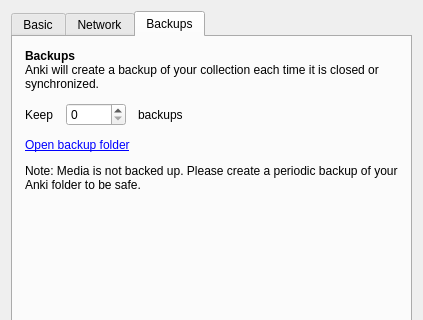
Above: designer/preferences.ui from ankitects/anki before the change; both pictures show x 0 to 423 and y 0 to 320 of the 423 by 525 pixel window. Below: the same form after it.
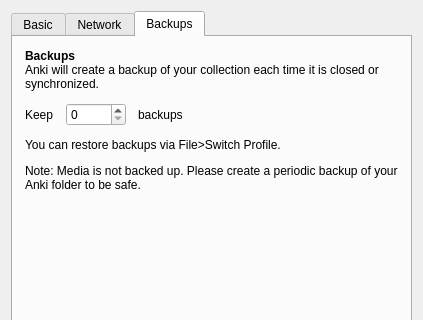
That is the form after the change. The open tabs and pages were chosen to show the change.

Commit message:
remove open backup folder link
https://anki.tenderapp.com/discussions/ankidesktop/35084-crash-while-trying-to-revert-to-a-backup

```diff
--- a/designer/preferences.ui
+++ b/designer/preferences.ui
@@ -426,7 +426,7 @@
        <item>
         <widget class="QLabel" name="openBackupFolder">
          <property name="text">
-          <string>&lt;a href=&quot;backups&quot;&gt;Open backup folder&lt;/a&gt;</string>
+          <string>You can restore backups via File&gt;Switch Profile.</string>
          </property>
         </widget>
        </item>
```
The commit also changes 1 other file.
